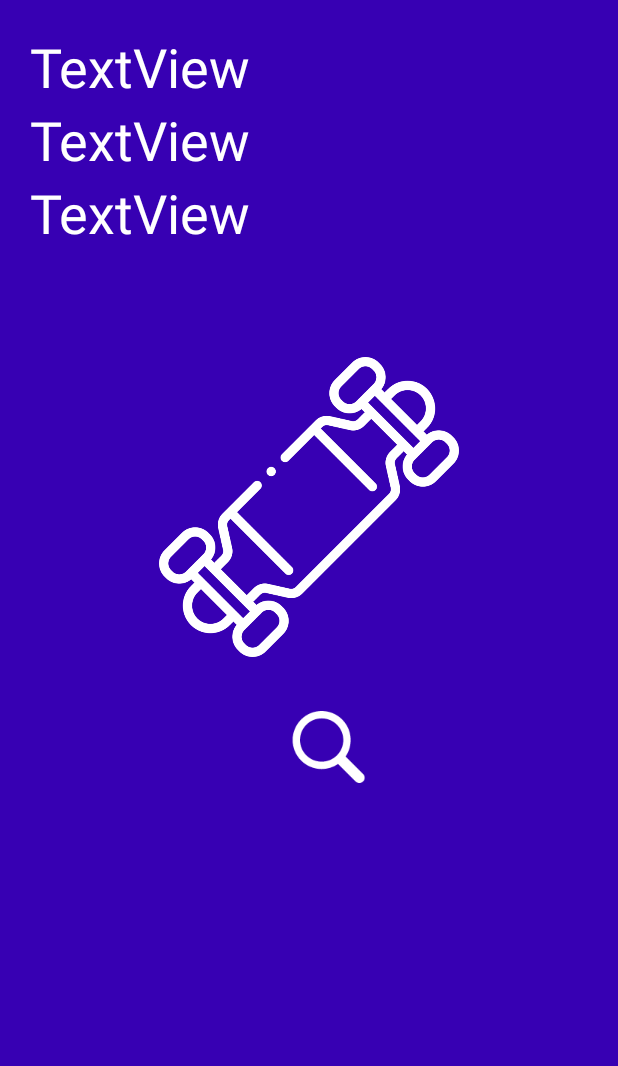
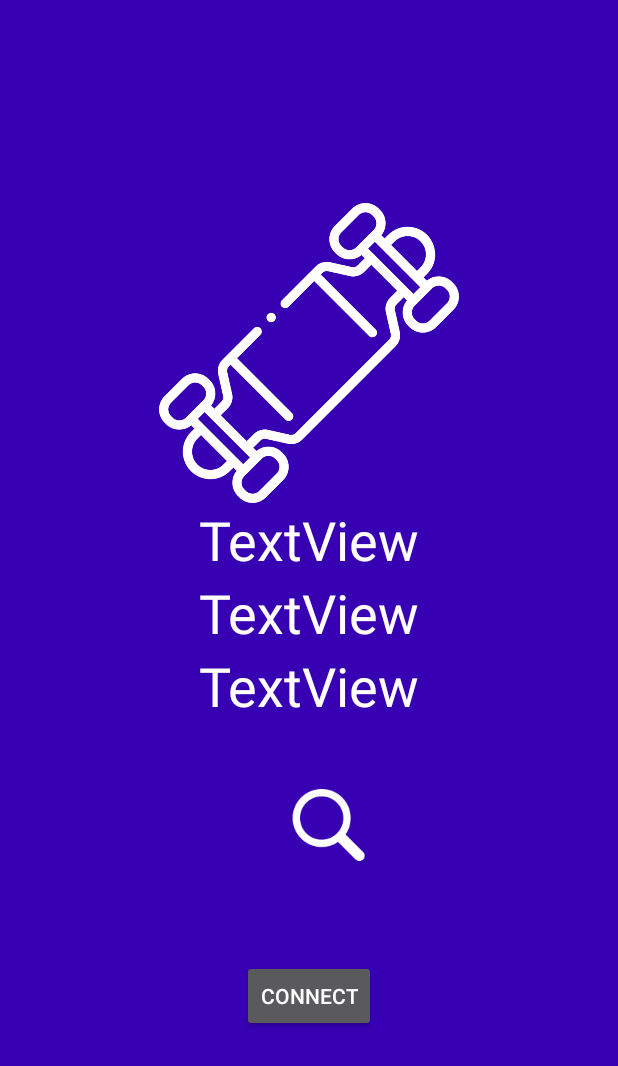
Before and after one commit to pwiklowski/esk8pal-android, an Android app: the screen it shows after launch (OnBoardingActivity), on a phone screen of 412 x 824 dp. Shown: the top 1066 px of the screen. Run offline under Robolectric (Android 15) with nearby library versions, the phone set to English and light mode, and no system bars; our stand-ins replace RxJava; libraries missing offline, so code that uses them is left out: com.polidea.rxandroidble2; 4 statements that could not run were skipped.

Commit message:
Update loading screen layout

```diff
--- a/app/src/main/res/layout/loading_fragment.xml
+++ b/app/src/main/res/layout/loading_fragment.xml
@@ -10,7 +10,7 @@
 
     <androidx.constraintlayout.widget.ConstraintLayout
         android:layout_width="300dp"
-        android:layout_height="400dp"
+        android:layout_height="600dp"
         app:layout_constraintBottom_toBottomOf="parent"
         app:layout_constraintEnd_toEndOf="parent"
         app:layout_constraintStart_toStartOf="parent"
@@ -24,50 +24,61 @@
             app:layout_constraintEnd_toEndOf="parent"
             app:layout_constraintStart_toStartOf="parent"
             app:layout_constraintTop_toTopOf="parent"
+            app:layout_constraintVertical_bias="0.115"
             app:srcCompat="@mipmap/icon" />
 
         <ImageView
             android:id="@+id/loading_animation"
             android:layout_width="wrap_content"
             android:layout_height="wrap_content"
-            android:layout_marginBottom="48dp"
+            android:layout_marginBottom="96dp"
             android:background="@drawable/loading"
             app:layout_constraintBottom_toBottomOf="parent"
             app:layout_constraintEnd_toEndOf="parent"
             app:layout_constraintStart_toStartOf="parent" />
-    </androidx.constraintlayout.widget.ConstraintLayout>
 
-    <LinearLayout
-        android:layout_width="391dp"
-        android:layout_height="190dp"
-        android:orientation="vertical"
-        android:padding="20dp"
-        tools:layout_editor_absoluteX="1dp"
-        tools:layout_editor_absoluteY="0dp">
+        <Button
+            android:id="@+id/connect_button"
+            android:layout_width="wrap_content"
+            android:layout_height="wrap_content"
+            android:text="Connect"
+            app:layout_constraintBottom_toBottomOf="parent"
+            app:layout_constraintEnd_toEndOf="parent"
+            app:layout_constraintStart_toStartOf="parent"
+            app:layout_constraintTop_toBottomOf="@+id/loading_animation" />
 
         <TextView
             android:id="@+id/voltage"
             android:layout_width="match_parent"
             android:layout_height="wrap_content"
             android:text="TextView"
+            android:textAlignment="center"
             android:textColor="@android:color/white"
-            android:textSize="36sp" />
+            android:textSize="36sp"
+            app:layout_constraintTop_toBottomOf="@+id/imageView"
+            tools:layout_editor_absoluteX="0dp" />
 
         <TextView
             android:id="@+id/current"
             android:layout_width="match_parent"
             android:layout_height="wrap_content"
             android:text="TextView"
+            android:textAlignment="center"
             android:textColor="@android:color/white"
-            android:textSize="36sp" />
+            android:textSize="36sp"
+            app:layout_constraintTop_toBottomOf="@+id/voltage"
+            tools:layout_editor_absoluteX="5dp" />
 
         <TextView
             android:id="@+id/state"
             android:layout_width="match_parent"
             android:layout_height="wrap_content"
             android:text="TextView"
+            android:textAlignment="center"
             android:textColor="@android:color/white"
-            android:textSize="36sp" />
-    </LinearLayout>
+            android:textSize="36sp"
+            app:layout_constraintTop_toBottomOf="@+id/current"
+            tools:layout_editor_absoluteX="-5dp" />
+    </androidx.constraintlayout.widget.ConstraintLayout>
 
 </androidx.constraintlayout.widget.ConstraintLayout>
```
